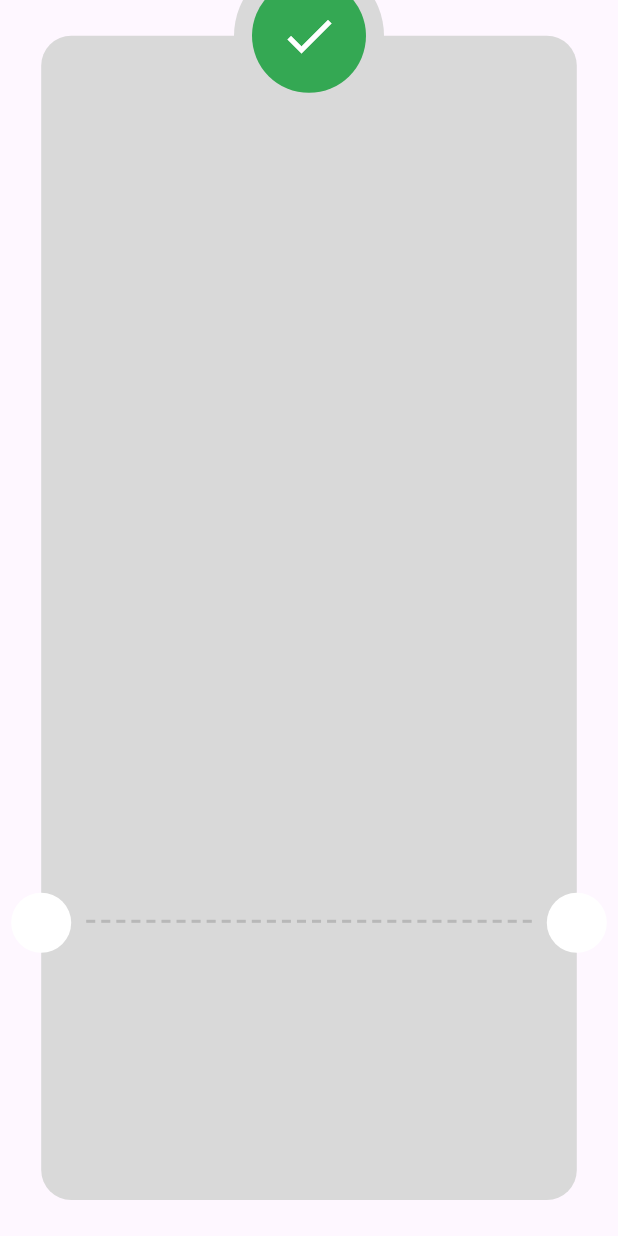
After one commit to tasneem-gamal/payment-app, a Flutter app: the SuccessView screen opened directly, on a phone screen of 412 x 824 dp. The commit adds this screen. Run offline on Flutter 3.47's test engine with Material 3 defaults, Android fonts, the phone set to English and light mode, and no system bars; our stand-ins replace flutter_credit_card, flutter_screenutil.

Commit message:
refactor success view body

```diff
--- /dev/null
+++ b/lib/features/checkout/ui/success_view_widgets.dart/custom_check_item.dart
@@ -0,0 +1,20 @@
+import 'package:flutter/material.dart';
+
+class CustomCheckItem extends StatelessWidget {
+  const CustomCheckItem({
+    super.key,
+  });
+
+  @override
+  Widget build(BuildContext context) {
+    return const CircleAvatar(
+      radius: 50,
+      backgroundColor: Color(0xFFD9D9D9),
+      child: CircleAvatar(
+        radius: 38,
+        backgroundColor: Color(0xff34A853),
+        child: Icon(Icons.check, size: 40, color: Colors.white,),
+      ),
+    );
+  }
+}
--- /dev/null
+++ b/lib/features/checkout/ui/success_view_widgets.dart/custom_dashed_line.dart
@@ -0,0 +1,26 @@
+import 'package:flutter/material.dart';
+
+class CustomDashedLine extends StatelessWidget {
+  const CustomDashedLine({
+    super.key,
+  });
+
+  @override
+  Widget build(BuildContext context) {
+    return Row(
+      children:
+        List.generate(
+          30,
+          (index) => Expanded(
+            child: Padding(
+              padding: const EdgeInsets.symmetric(horizontal: 2),
+              child: Container(
+                height: 2,
+                color: const Color(0xffB8B8B8),
+              ),
+            )
+          )
+        )
+    );
+  }
+}
--- /dev/null
+++ b/lib/features/checkout/ui/success_view_widgets.dart/success_card.dart
@@ -0,0 +1,19 @@
+import 'package:flutter/material.dart';
+
+class SuccessCard extends StatelessWidget {
+  const SuccessCard({
+    super.key,
+  });
+
+  @override
+  Widget build(BuildContext context) {
+    return Container(
+      decoration: ShapeDecoration(
+        color: const Color(0xFFD9D9D9),
+        shape: RoundedRectangleBorder(
+          borderRadius: BorderRadius.circular(20)
+        )
+      ),
+    );
+  }
+}
--- a/lib/features/checkout/ui/success_view_widgets.dart/success_view_body.dart
+++ b/lib/features/checkout/ui/success_view_widgets.dart/success_view_body.dart
@@ -1,5 +1,8 @@
 import 'package:flutter/material.dart';
 import 'package:payment/core/widgets/constants.dart';
+import 'package:payment/features/checkout/ui/success_view_widgets.dart/custom_check_item.dart';
+import 'package:payment/features/checkout/ui/success_view_widgets.dart/custom_dashed_line.dart';
+import 'package:payment/features/checkout/ui/success_view_widgets.dart/success_card.dart';
 
 class SuccessViewBody extends StatelessWidget {
   const SuccessViewBody({super.key});
@@ -11,14 +14,7 @@ class SuccessViewBody extends StatelessWidget {
       child: Stack(
         clipBehavior: Clip.none,
         children: [
-          Container(
-            decoration: ShapeDecoration(
-              color: const Color(0xFFD9D9D9),
-              shape: RoundedRectangleBorder(
-                borderRadius: BorderRadius.circular(20)
-              )
-            ),
-          ),
+          const SuccessCard(),
           Positioned(
             left: -20,
             bottom: MediaQuery.sizeOf(context).height * 0.2,
@@ -37,35 +33,13 @@ class SuccessViewBody extends StatelessWidget {
             bottom: MediaQuery.sizeOf(context).height * 0.2 + 20,
             right: 28,
             left: 28,
-            child: Row(
-              children:
-                List.generate(
-                  30,
-                  (index) => Expanded(
-                    child: Padding(
-                      padding: const EdgeInsets.symmetric(horizontal: 2),
-                      child: Container(
-                        height: 2,
-                        color: const Color(0xffB8B8B8),
-                      ),
-                    )
-                  )
-                )
-            )
+            child: const CustomDashedLine()
           ),
           const Positioned(
             top: -50,
             left: 0,
             right: 0,
-            child: CircleAvatar(
-              radius: 50,
-              backgroundColor: Color(0xFFD9D9D9),
-              child: CircleAvatar(
-                radius: 38,
-                backgroundColor: Color(0xff34A853),
-                child: Icon(Icons.check, size: 40, color: Colors.white,),
-              ),
-            )
+            child: CustomCheckItem()
           )
         ],
       ),
```
